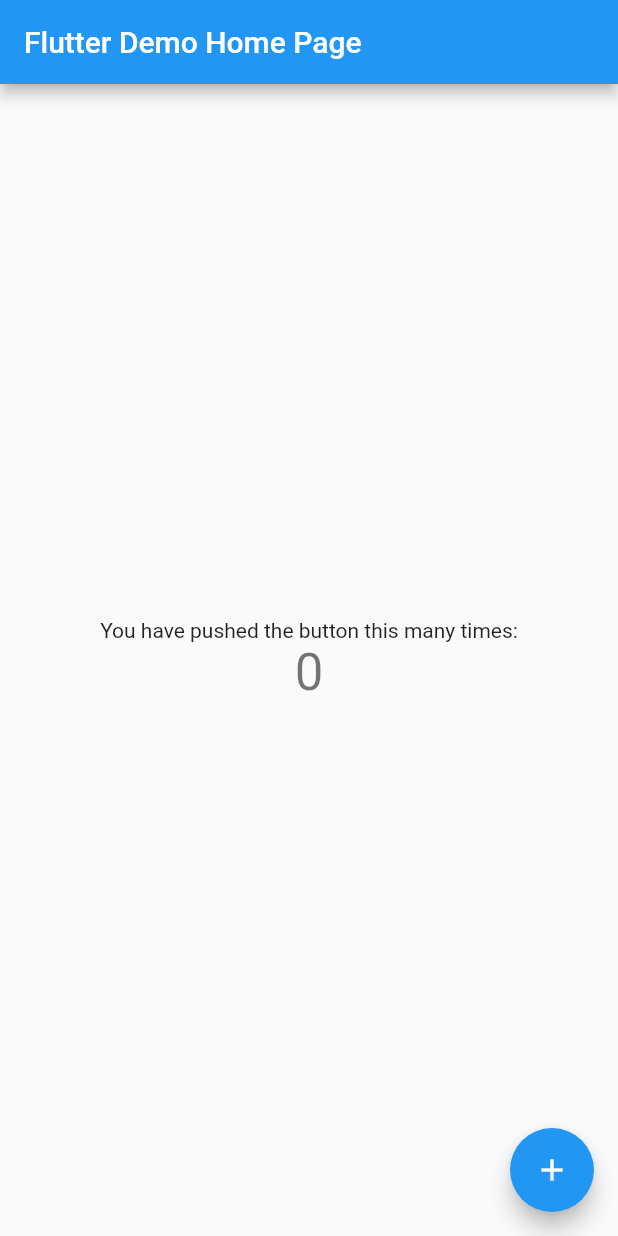
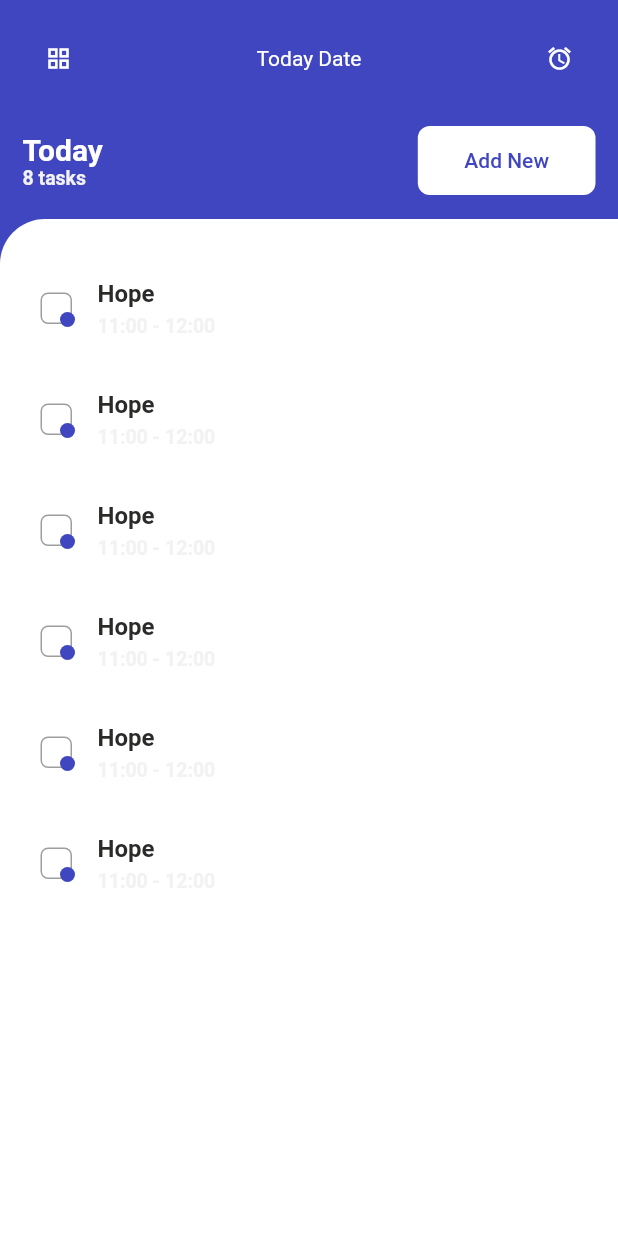
Before and after one commit to ghost-codes/todo_list, a Flutter app: the screen it shows after launch, on a phone screen of 412 x 824 dp. Run offline on Flutter 3.47's test engine with Material 2 defaults, Android fonts, the phone set to English and light mode, and no system bars; our stand-ins replace flutter_spinkit.

Commit message:
HomeView First Pass

```diff
--- /dev/null
+++ b/lib/core/models/todo.dart
@@ -0,0 +1,16 @@
+class ToDo {
+  String title;
+  String description;
+  dynamic timeFrame;
+  String category;
+  dynamic date;
+  bool isDone =false;
+
+  ToDo({
+    this.title,
+    this.description,
+    this.timeFrame,
+    this.category,
+    this.date,
+  });
+}
--- /dev/null
+++ b/lib/core/util/appColors.dart
@@ -0,0 +1,11 @@
+import 'package:flutter/material.dart';
+
+class LColors {
+  static const Color primaryColor = Color(0xff3F46BF);
+  static const Color offPrimaryColor = Color(0xff3F46BF);
+  static const Color offWhite = Color(0xffF2F2F2);
+  static const Color secondaryPale = Color(0xff7E88BF);
+  static const Color white = Colors.white;
+  static const Color black = Color(0xff2A2B29);
+  static const Color grey = Colors.grey;
+}
--- /dev/null
+++ b/lib/core/util/textThemes.dart
@@ -0,0 +1,32 @@
+import 'package:flutter/material.dart';
+import 'package:todo_list/core/util/appColors.dart';
+
+class LTextThemes {
+  static const TextStyle smallBodywhite = TextStyle(
+    color: LColors.white,
+    fontSize: 14,
+    // fontFamily: ,
+  );
+  static const TextStyle smallBodyBlack = TextStyle(
+    color: LColors.black,
+    fontWeight: FontWeight.w600,
+    fontSize: 16,
+    // fontFamily: ,
+  );
+  static const TextStyle smallBodyPrim = TextStyle(
+    color: LColors.primaryColor,
+    fontSize: 14,
+
+    // fontFamily: ,
+  );
+  static const TextStyle tinyFadedAnotePrim = TextStyle(
+    color: LColors.offWhite,
+    fontSize: 13,
+    fontWeight: FontWeight.w600,
+    // fontFamily: ,
+  );
+  static const TextStyle bigTitleWhite = TextStyle(
+    color: LColors.white, fontSize: 20, fontWeight: FontWeight.w600,
+    // fontFamily: ,
+  );
+}
--- a/lib/main.dart
+++ b/lib/main.dart
@@ -1,4 +1,6 @@
 import 'package:flutter/material.dart';
+import 'package:todo_list/core/util/appColors.dart';
+import 'package:todo_list/ui/views/exportViews.dart';
 
 void main() {
   runApp(MyApp());
@@ -9,20 +11,16 @@ class MyApp extends StatelessWidget {
   @override
   Widget build(BuildContext context) {
     return MaterialApp(
+      debugShowCheckedModeBanner: false,
       title: 'Flutter Demo',
       theme: ThemeData(
-        // This is the theme of your application.
-        //
-        // Try running your application with "flutter run". You'll see the
-        // application has a blue toolbar. Then, without quitting the app, try
-        // changing the primarySwatch below to Colors.green and then invoke
-        // "hot reload" (press "r" in the console where you ran "flutter run",
-        // or simply save your changes to "hot reload" in a Flutter IDE).
-        // Notice that the counter didn't reset back to zero; the application
-        // is not restarted.
-        primarySwatch: Colors.blue,
+        primaryColor: LColors.primaryColor,
       ),
-      home: MyHomePage(title: 'Flutter Demo Home Page'),
+      initialRoute: '/splash',
+      routes: {
+        '/splash': (context) => SplashScreen(),
+        '/': (context) => HomeView(),
+      },
     );
   }
 }
--- /dev/null
+++ b/lib/ui/views/exportViews.dart
@@ -0,0 +1,2 @@
+export 'home_view.dart';
+export 'splash.dart';
--- a/lib/ui/views/home_view.dart
+++ b/lib/ui/views/home_view.dart
@@ -0,0 +1,167 @@
+import 'package:flutter/material.dart';
+import 'package:flutter/services.dart';
+import 'package:todo_list/core/models/todo.dart';
+import 'package:todo_list/core/util/appColors.dart';
+import 'package:todo_list/core/util/textThemes.dart';
+import 'package:todo_list/ui/widgets/exportWidgets.dart';
+
+class HomeView extends StatefulWidget {
+  @override
+  _HomeViewState createState() => _HomeViewState();
+}
+
+class _HomeViewState extends State<HomeView> {
+  @override
+  void initState() {
+    SystemChrome.setEnabledSystemUIOverlays(SystemUiOverlay.values);
+    super.initState();
+  }
+
+  @override
+  Widget build(BuildContext context) {
+    return Scaffold(
+      body: Container(
+        color: LColors.primaryColor,
+        child: SafeArea(
+          child: Container(
+            child: Column(
+              children: [
+                topWithDate(),
+                Expanded(
+                  child: ClipRRect(
+                    borderRadius: BorderRadius.only(
+                      topLeft: Radius.circular(30),
+                    ),
+                    child: Container(
+                      padding: EdgeInsets.all(15),
+                      decoration: BoxDecoration(
+                        color: LColors.white,
+                      ),
+                      child: ListView.builder(
+                          scrollDirection: Axis.vertical,
+                          itemCount: 6,
+                          itemBuilder: (context, index) {
+                            List<ToDo> todoList = [
+                              ToDo(
+                                  title: "Hope",
+                                  description: "Dorkenoo",
+                                  category: "School",
+                                  timeFrame: "11:00 - 12:00"),
+                              ToDo(
+                                  title: "Hope",
+                                  description: "Dorkenoo",
+                                  category: "School",
+                                  timeFrame: "11:00 - 12:00"),
+                              ToDo(
+                                  title: "Hope",
+                                  description: "Dorkenoo",
+                                  category: "School",
+                                  timeFrame: "11:00 - 12:00"),
+                              ToDo(
+                                  title: "Hope",
+                                  description: "Dorkenoo",
+                                  category: "School",
+                                  timeFrame: "11:00 - 12:00"),
+                              ToDo(
+                                  title: "Hope",
+                                  description: "Dorkenoo",
+                                  category: "School",
+                                  timeFrame: "11:00 - 12:00"),
+                              ToDo(
+                                  title: "Hope",
+                                  description: "Dorkenoo",
+                                  category: "School",
+                                  timeFrame: "11:00 - 12:00"),
+                            ];
+                            // if (index == 0) {
+                            //   return Container(
+                            //     color: Colors.black,
+                            //     height: 70,
+                            //     child: ListView.builder(
+                            //       itemCount: 10,
+                            //       itemBuilder: (context, index) {
+                            //         return Container(
+                            //           color: LColors.grey,
+                            //           width: 50,
+                            //           margin: EdgeInsets.all(10),
+                            //         );
+                            //       },
+                            //     ),
+                            //   );
+                            // }
+                            return ToDoItemCard(toDo: todoList[index]);
+                          }),
+                    ),
+                  ),
+                ),
+              ],
+            ),
+          ),
+        ),
+      ),
+    );
+  }
+
+  Widget topWithDate() {
+    return Padding(
+      padding: EdgeInsets.all(15),
+      child: Column(
+        children: [
+          Row(
+            mainAxisAlignment: MainAxisAlignment.spaceBetween,
+            children: [
+              IconButton(
+                onPressed: () {},
+                icon: Icon(
+                  Icons.grid_view,
+                  color: LColors.white,
+                  size: 18,
+                ),
+              ),
+              Text(
+                "Today Date",
+                style: LTextThemes.smallBodywhite,
+              ),
+              IconButton(
+                onPressed: () {},
+                icon: Icon(
+                  Icons.alarm,
+                  color: LColors.white,
+                  size: 18,
+                ),
+              ),
+            ],
+          ),
+          SizedBox(height: 20),
+          Row(
+            mainAxisAlignment: MainAxisAlignment.spaceBetween,
+            children: [
+              Column(
+                crossAxisAlignment: CrossAxisAlignment.start,
+                children: [
+                  Text("Today", style: LTextThemes.bigTitleWhite),
+                  Text("8 tasks", style: LTextThemes.tinyFadedAnotePrim),
+                ],
+              ),
+              FlatButton(
+                onPressed: () {},
+                shape: RoundedRectangleBorder(
+                  borderRadius: BorderRadius.circular(8),
+                ),
+                color: LColors.white,
+                // height: 50,
+                child: Container(
+                  margin: EdgeInsets.all(15),
+                  child: Text(
+                    "Add New",
+                    style: LTextThemes.smallBodyPrim,
+                  ),
+                ),
+              ),
+            ],
+          ),
+        ],
+      ),
+    );
+  }
+}
--- a/lib/ui/views/splash.dart
+++ b/lib/ui/views/splash.dart
@@ -0,0 +1,33 @@
+import 'package:flutter/material.dart';
+import 'package:flutter/services.dart';
+import 'package:todo_list/core/util/appColors.dart';
+
+import 'package:flutter_spinkit/flutter_spinkit.dart';
+
+class SplashScreen extends StatefulWidget {
+  @override
+  _SplashScreenState createState() => _SplashScreenState();
+}
+
+class _SplashScreenState extends State<SplashScreen> {
+  @override
+  void initState() {
+    SystemChrome.setEnabledSystemUIOverlays([]);
+    Future.delayed(Duration(milliseconds: 3000), () {
+      Navigator.pushReplacementNamed(context, '/');
+    });
+    super.initState();
+  }
+
+  @override
+  Widget build(BuildContext context) {
+    return Container(
+      color: LColors.white,
+      child: Center(
+          child: SpinKitChasingDots(
+        color: LColors.primaryColor,
+        size: 50,
+      )),
+    );
+  }
+}
--- /dev/null
+++ b/lib/ui/widgets/exportWidgets.dart
@@ -0,0 +1 @@
+export 'todoItemCard.dart';
--- /dev/null
+++ b/lib/ui/widgets/todoItemCard.dart
@@ -0,0 +1,93 @@
+import 'package:flutter/material.dart';
+import 'package:todo_list/core/models/todo.dart';
+import 'package:todo_list/core/util/appColors.dart';
+import 'package:todo_list/core/util/textThemes.dart';
+
+class ToDoItemCard extends StatefulWidget {
+  final ToDo toDo;
+
+  const ToDoItemCard({Key key, this.toDo}) : super(key: key);
+  @override
+  _ToDoItemCardState createState() => _ToDoItemCardState();
+}
+
+class _ToDoItemCardState extends State<ToDoItemCard> {
+  @override
+  Widget build(BuildContext context) {
+    return GestureDetector(
+      child: Row(children: [
+        Expanded(
+          child: Container(
+            padding: EdgeInsets.all(10),
+            margin: EdgeInsets.only(top: 15),
+            decoration: BoxDecoration(
+              borderRadius: BorderRadius.circular(10),
+              color: false ? LColors.primaryColor : Colors.transparent,
+              boxShadow: false
+                  ? [
+                      BoxShadow(
+                          color: LColors.black.withOpacity(0.1),
+                          offset: Offset(2, 4),
+                          blurRadius: 7)
+                    ]
+                  : [],
+            ),
+            child: Row(
+              children: [
+                //Checkbox
+                Container(
+                  width: 25,
+                  child: AspectRatio(
+                    aspectRatio: 1,
+                    child: Stack(
+                      children: [
+                        Container(
+                          margin: EdgeInsets.all(2),
+                          decoration: BoxDecoration(
+                            border: Border.all(
+                              style: BorderStyle.solid,
+                              color: LColors.grey,
+                              width: 1,
+                            ),
+                            borderRadius: BorderRadius.circular(5),
+                          ),
+                          // width: 25,
+                        ),
+                        Positioned(
+                            bottom: 0,
+                            right: 0,
+                            child: CircleAvatar(
+                              radius: 5,
+                              backgroundColor: LColors.primaryColor,
+                            )),
+                      ],
+                    ),
+                  ),
+                ),
+                SizedBox(width: 15),
+                Expanded(
+                  flex: 1,
+                  child: Column(
+                    crossAxisAlignment: CrossAxisAlignment.start,
+                    children: [
+                      Text(
+                        "${widget.toDo.title}",
+                        style: LTextThemes.smallBodyBlack,
+                        overflow: TextOverflow.ellipsis,
+                      ),
+                      SizedBox(height: 5),
+                      Text(
+                        "${widget.toDo.timeFrame}",
+                        style: LTextThemes.tinyFadedAnotePrim,
+                      ),
+                    ],
+                  ),
+                ),
+              ],
+            ),
+          ),
+        ),
+      ]),
+    );
+  }
+}
--- a/pubspec.yaml
+++ b/pubspec.yaml
@@ -28,6 +28,9 @@ dependencies:
   # The following adds the Cupertino Icons font to your application.
   # Use with the CupertinoIcons class for iOS style icons.
   cupertino_icons: ^1.0.1
+  provider: ^4.3.3
+  get_it: ^5.0.6
+  flutter_spinkit: ^4.1.2+1
 
 dev_dependencies:
   flutter_test:
```
Also changed, not shown: pubspec.lock, 2 other files.
